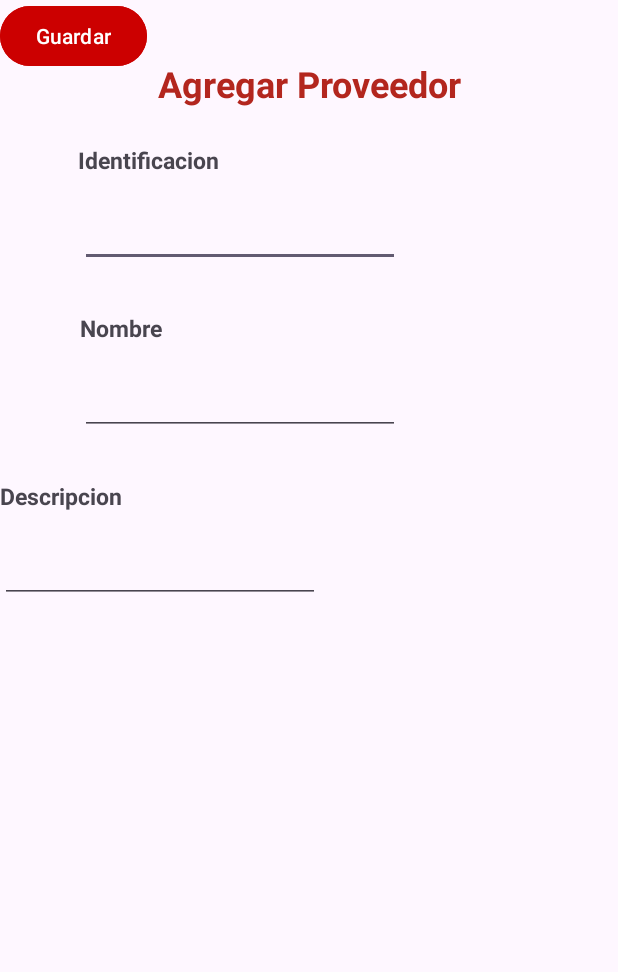
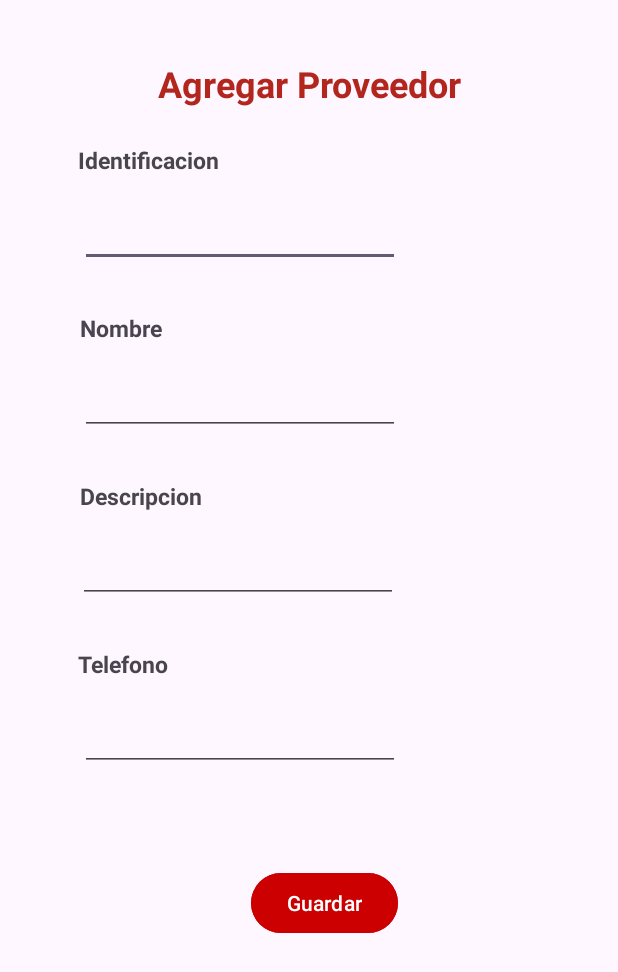
Before and after one commit to Pablo-Espol/POO-P3-G07, an Android app: the layout activity_agg_proveedores.xml on its own in the app's theme, with its tools: preview values and no code run, on a phone screen of 412 x 824 dp. Shown: the top 972 px of the screen. Run offline under Robolectric (Android 15) with nearby library versions, the phone set to English and light mode, and no system bars.

Commit message:
seguimos avanzando

```diff
--- a/app/src/main/res/layout/activity_agg_proveedores.xml
+++ b/app/src/main/res/layout/activity_agg_proveedores.xml
@@ -2,8 +2,10 @@
 <androidx.constraintlayout.widget.ConstraintLayout xmlns:android="http://schemas.android.com/apk/res/android"
     xmlns:app="http://schemas.android.com/apk/res-auto"
     xmlns:tools="http://schemas.android.com/tools"
+    android:id="@+id/main"
     android:layout_width="match_parent"
-    android:layout_height="match_parent">
+    android:layout_height="match_parent"
+    tools:context=".Alejandro.MainActivity_Clientes">
 
     <TextView
         android:id="@+id/textView16"
@@ -67,31 +69,58 @@
         android:id="@+id/textView27"
         android:layout_width="wrap_content"
         android:layout_height="wrap_content"
+        android:layout_marginStart="1dp"
         android:layout_marginTop="30dp"
         android:text="Descripcion"
         android:textSize="15dp"
         android:textStyle="bold"
-        app:layout_constraintTop_toBottomOf="@+id/editTextText4"
-        tools:layout_editor_absoluteX="53dp" />
+        app:layout_constraintStart_toStartOf="@+id/editTextTextMultiLine2"
+        app:layout_constraintTop_toBottomOf="@+id/editTextText4" />
 
     <EditText
         android:id="@+id/editTextTextMultiLine2"
         android:layout_width="wrap_content"
         android:layout_height="wrap_content"
         android:layout_marginTop="15dp"
+        android:layout_marginEnd="1dp"
         android:ems="10"
         android:gravity="start|top"
         android:inputType="textMultiLine"
-        app:layout_constraintTop_toBottomOf="@+id/textView27"
-        tools:layout_editor_absoluteX="52dp" />
+        app:layout_constraintEnd_toEndOf="@+id/editTextText4"
+        app:layout_constraintStart_toStartOf="@+id/textView24"
+        app:layout_constraintTop_toBottomOf="@+id/textView27" />
 
     <Button
         android:id="@+id/button2"
         android:layout_width="wrap_content"
         android:layout_height="wrap_content"
+        android:layout_marginTop="64dp"
+        android:layout_marginEnd="1dp"
         android:backgroundTint="@android:color/holo_red_dark"
         android:text="Guardar"
-        tools:layout_editor_absoluteX="160dp"
-        tools:layout_editor_absoluteY="496dp" />
+        app:layout_constraintEnd_toEndOf="@+id/editTextPhone6"
+        app:layout_constraintTop_toBottomOf="@+id/editTextPhone6" />
+
+    <TextView
+        android:id="@+id/textView25"
+        android:layout_width="wrap_content"
+        android:layout_height="wrap_content"
+        android:layout_marginTop="30dp"
+        android:text="Telefono"
+        android:textSize="15dp"
+        android:textStyle="bold"
+        app:layout_constraintStart_toStartOf="@+id/editTextTextMultiLine2"
+        app:layout_constraintTop_toBottomOf="@+id/editTextTextMultiLine2" />
+
+    <EditText
+        android:id="@+id/editTextPhone6"
+        android:layout_width="wrap_content"
+        android:layout_height="wrap_content"
+        android:layout_marginStart="1dp"
+        android:layout_marginTop="15dp"
+        android:ems="10"
+        android:inputType="phone"
+        app:layout_constraintStart_toStartOf="@+id/textView25"
+        app:layout_constraintTop_toBottomOf="@+id/textView25" />
 
 </androidx.constraintlayout.widget.ConstraintLayout>
--- a/app/src/main/res/layout/activity_main_proveedores.xml
+++ b/app/src/main/res/layout/activity_main_proveedores.xml
@@ -34,7 +34,7 @@
     <androidx.recyclerview.widget.RecyclerView
         android:layout_width="412dp"
         android:layout_height="542dp"
-        android:layout_marginTop="28dp"
+        android:layout_marginTop="20dp"
         app:layout_constraintTop_toBottomOf="@+id/button3"
         tools:layout_editor_absoluteX="-1dp" />
 </androidx.constraintlayout.widget.ConstraintLayout>
```
Also changed, not shown: app/src/main/java/com/espol/tecnicentro/Alejandro/Agg_Proveedores.java (+49 -1 lines).
